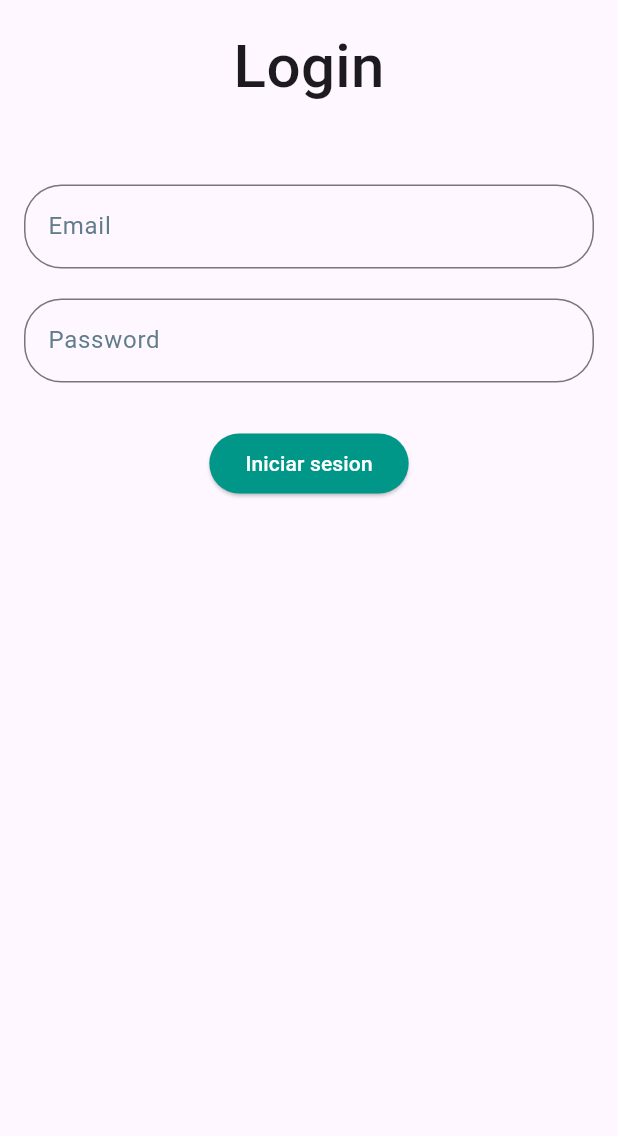
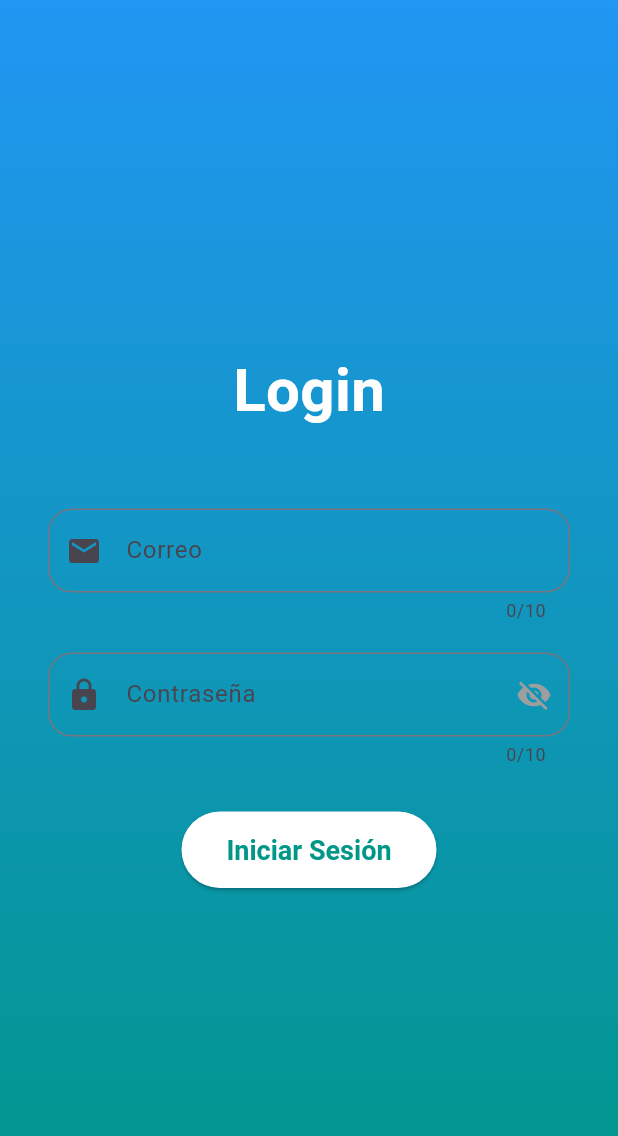
Before and after one commit to diazf3r/Residential_Access_clone, a Flutter app: the screen it shows after launch, on a phone screen of 412 x 824 dp. Shown: the top 1136 px of the screen. Run offline on Flutter 3.47's test engine with Material 3 defaults, Android fonts, the phone set to English and light mode, and no system bars; our stand-ins replace firebase_auth, firebase_core, pretty_qr_code; accounts and stored records are empty.

Commit message:
fix firebase stuff, change custom input class

```diff
--- a/lib/auth/login.dart
+++ b/lib/auth/login.dart
@@ -26,44 +26,81 @@ class _LoginScreenState extends State<LoginScreen> {
   @override
   Widget build(BuildContext context) {
     return Scaffold(
-      body: SingleChildScrollView(
-        child: Column(children: [
-          Padding(
-            padding: const EdgeInsets.all(16),
+      body: Container(
+        decoration: const BoxDecoration(
+          gradient: LinearGradient(
+            begin: Alignment.topCenter,
+            end: Alignment.bottomCenter,
+            colors: [Colors.blue, Colors.teal],
+          ),
+        ),
+        child: Center(
+          child: SingleChildScrollView(
+            padding: const EdgeInsets.all(32.0),
             child: Column(
+              mainAxisAlignment: MainAxisAlignment.center,
               children: [
-                const Spacer(),
-                const Text("Login",
-                    style:
-                        TextStyle(fontSize: 40, fontWeight: FontWeight.w500)),
+                const Text(
+                  "Login",
+                  style: TextStyle(
+                    fontSize: 40,
+                    fontWeight: FontWeight.bold,
+                    color: Colors.white,
+                  ),
+                ),
                 const SizedBox(height: 50),
                 CustomInput(
-                  controlador: _email,
-                  dialogo: "Email",
+                  controller: _email,
+                  label: "Correo",
+                  icon: Icons.email,
+                  keyboardType: TextInputType.emailAddress,
+                  validator: (value) {
+                    if (value == null || value.isEmpty) {
+                      return 'El correo es obligatorio';
+                    }
+
+                    if (!value.contains('@')) {
+                      return 'El correo no es válido';
+                    }
+
+                    return null;
+                  },
                 ),
                 const SizedBox(height: 20),
                 CustomInput(
-                  controlador: _password,
-                  dialogo: "Password",
+                  controller: _password,
+                  label: "Contraseña",
+                  icon: Icons.lock,
+                  keyboardType: TextInputType.visiblePassword,
+                  validator: (value) {
+                    if (value == null || value.isEmpty) {
+                      return 'Ingrese la contraseña';
+                    }
+                    return null;
+                  },
                 ),
                 const SizedBox(height: 30),
                 ElevatedButton(
                   style: ElevatedButton.styleFrom(
-                    backgroundColor: Colors.teal,
-                    foregroundColor: Colors.white,
+                    backgroundColor: Colors.white,
+                    foregroundColor: Colors.teal,
+                    padding: const EdgeInsets.symmetric(
+                        horizontal: 30, vertical: 15),
+                    textStyle: const TextStyle(
+                        fontSize: 18, fontWeight: FontWeight.bold),
                   ),
                   onPressed: () => _login(),
-                  child: const Text('Iniciar sesion'),
+                  child: const Text('Iniciar Sesión'),
                 ),
               ],
             ),
           ),
-        ]),
+        ),
       ),
     );
   }
 
-  goToHome(BuildContext context) => Navigator.push(
+  goToHome() => Navigator.push(
         context,
         MaterialPageRoute(builder: (context) => const HomePage()),
       );
@@ -73,7 +110,7 @@ class _LoginScreenState extends State<LoginScreen> {
         await _auth.loginUserWithEmailAndPassword(_email.text, _password.text);
 
     if (user != null) {
-      goToHome(context);
+      goToHome();
     }
   }
 }
--- a/lib/pages/foro_page.dart
+++ b/lib/pages/foro_page.dart
@@ -60,16 +60,40 @@ class ForoPage extends StatelessWidget {
                   actionsPadding: const EdgeInsets.all(15),
                   actions: [
                     CustomInput(
-                      controlador: tema,
-                      maxLines: 2,
-                      dialogo: 'Ingrese su consulta',
+                      controller: tema,
+                      maxlines: 2,
+                      label: 'Ingrese su consulta',
+                      // TODO; change validators
+                      validator: (value) {
+                        if (value == null || value.isEmpty) {
+                          return 'El correo es obligatorio';
+                        }
+
+                        if (!value.contains('@')) {
+                          return 'El correo no es válido';
+                        }
+
+                        return null;
+                      },
                     ),
                     const SizedBox(height: 15),
                     CustomInput(
-                      controlador: consulta,
-                      dialogo: 'Detalle su consulta',
-                      maxLines: 4,
+                      controller: consulta,
+                      label: 'Detalle su consulta',
+                      maxlines: 4,
                       maxLength: 300,
+                      // TODO: change validators
+                      validator: (value) {
+                        if (value == null || value.isEmpty) {
+                          return 'El correo es obligatorio';
+                        }
+
+                        if (!value.contains('@')) {
+                          return 'El correo no es válido';
+                        }
+
+                        return null;
+                      },
                     ),
                     const SizedBox(height: 10),
                     Row(
--- a/lib/widgets/custom_input.dart
+++ b/lib/widgets/custom_input.dart
@@ -2,32 +2,64 @@
 
 import 'package:flutter/material.dart';
 
-class CustomInput extends StatelessWidget {
-  CustomInput(
-      {super.key,
-      required this.controlador,
-      required this.dialogo,
-      this.maxLength,
-      this.maxLines = 1});
+class CustomInput extends StatefulWidget {
+  CustomInput({
+    Key? key,
+    required this.controller,
+    required this.label,
+    required this.validator,
+    this.obscureText = false,
+    this.icon = Icons.person,
+    this.maxLength = 10,
+    this.maxlines,
+    this.keyboardType = TextInputType.text,
+  });
 
-  final TextEditingController controlador;
-  final String dialogo;
-  int maxLines;
+  IconData icon;
+  var validator;
   int? maxLength;
+  var keyboardType;
+  var label;
+  var controller;
+  var maxlines;
+  bool obscureText;
+
+  @override
+  State<CustomInput> createState() => _CustomInputState();
+}
+
+class _CustomInputState extends State<CustomInput> {
+  bool _obscureText = true;
+
   @override
   Widget build(BuildContext context) {
-    return TextField(
-      controller: controlador,
-      maxLines: maxLines,
-      maxLength: maxLength,
+    return TextFormField(
+      controller: widget.controller,
+      validator: widget.validator,
+      keyboardType: widget.keyboardType,
+      obscureText: widget.keyboardType == TextInputType.visiblePassword
+          ? _obscureText
+          : false,
+      maxLength: widget.maxLength,
+      maxLines: widget.maxlines,
       decoration: InputDecoration(
-        label: Text(
-          dialogo,
-          style: TextStyle(color: Colors.blueGrey[500]),
-        ),
+        label: Text(widget.label),
+        hintText: 'ingrese su ${widget.label}',
+        prefixIcon: Icon(widget.icon),
+        suffixIcon: widget.keyboardType == TextInputType.visiblePassword
+            ? IconButton(
+                icon: Icon(
+                    _obscureText ? Icons.visibility_off : Icons.visibility),
+                color: _obscureText ? Colors.grey : Colors.blue,
+                onPressed: () {
+                  setState(() {
+                    _obscureText = !_obscureText;
+                  });
+                },
+              )
+            : null,
         border: const OutlineInputBorder(
-          borderRadius: BorderRadius.all(Radius.elliptical(25, 25)),
-        ),
+            borderRadius: BorderRadius.all(Radius.circular(16))),
       ),
     );
   }
```
Also changed, not shown: 4 other files.
